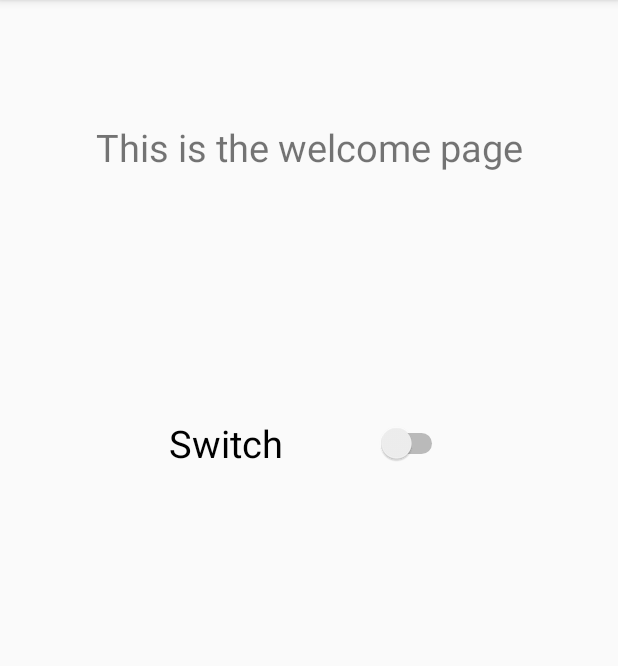
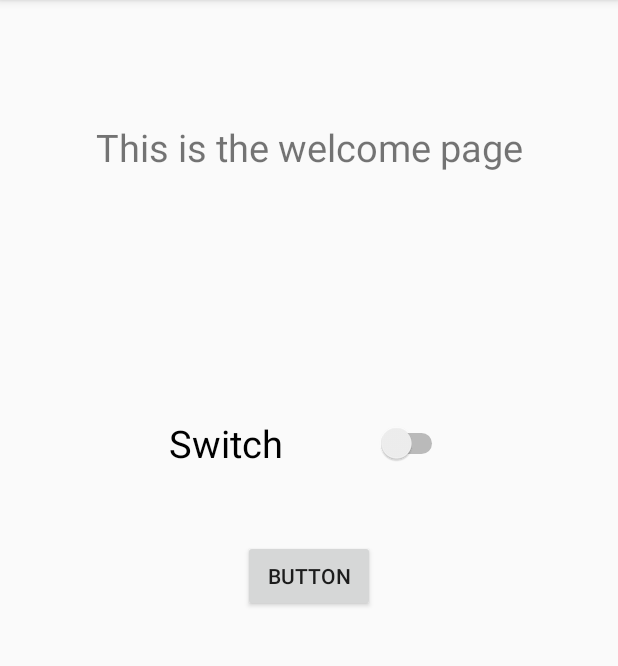
Before and after one commit to VidulaDakshitha/Question-Answer-mobile-app-using-Android-studio, an Android app: the screen it shows after launch (MainActivity), on a phone screen of 412 x 824 dp, the part 84-750 px from its top. Run offline under Robolectric (Android 15) with nearby library versions, the phone set to English and light mode, and no system bars.

Commit message:
added a button

```diff
--- a/app/src/main/res/layout/activity_main.xml
+++ b/app/src/main/res/layout/activity_main.xml
@@ -37,4 +37,20 @@
         app:layout_constraintTop_toBottomOf="@+id/textView"
         app:layout_constraintVertical_bias="0.254" />
 
+    <Button
+        android:id="@+id/button"
+        android:layout_width="wrap_content"
+        android:layout_height="wrap_content"
+        android:layout_marginStart="8dp"
+        android:layout_marginLeft="8dp"
+        android:layout_marginTop="8dp"
+        android:layout_marginEnd="8dp"
+        android:layout_marginRight="8dp"
+        android:layout_marginBottom="8dp"
+        android:text="Button"
+        app:layout_constraintBottom_toBottomOf="parent"
+        app:layout_constraintEnd_toEndOf="parent"
+        app:layout_constraintStart_toStartOf="parent"
+        app:layout_constraintTop_toTopOf="parent" />
+
 </androidx.constraintlayout.widget.ConstraintLayout>
```
